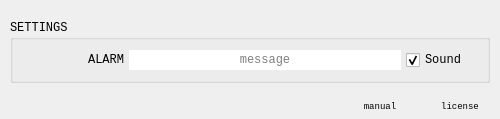
Before: the Qt Designer form timer_watch/timer_watch_settings.ui in EyeOdin/timer_watch, drawn with Qt 5.
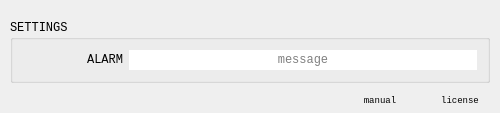
After: the same form once the commit is applied.

The edit to the form file:
```diff
--- a/timer_watch/timer_watch_settings.ui
+++ b/timer_watch/timer_watch_settings.ui
@@ -7,7 +7,7 @@
     <x>0</x>
     <y>0</y>
     <width>500</width>
-    <height>119</height>
+    <height>108</height>
    </rect>
   </property>
   <property name="sizePolicy">
@@ -18,12 +18,12 @@
   </property>
   <property name="font">
    <font>
-    <family>Lucida Console</family>
+    <family>Liberation Mono</family>
    </font>
   </property>
   <layout class="QVBoxLayout" name="imagineboard_settings_layout">
    <property name="spacing">
-    <number>5</number>
+    <number>0</number>
    </property>
    <property name="leftMargin">
     <number>0</number>
@@ -35,7 +35,7 @@
     <number>0</number>
    </property>
    <property name="bottomMargin">
-    <number>5</number>
+    <number>0</number>
    </property>
    <item>
     <widget class="QWidget" name="settings" native="true">
@@ -62,48 +62,17 @@
         </property>
         <layout class="QGridLayout" name="group_settings_layout">
          <property name="leftMargin">
-          <number>1</number>
+          <number>10</number>
          </property>
          <property name="topMargin">
           <number>10</number>
          </property>
          <property name="rightMargin">
-          <number>1</number>
+          <number>10</number>
          </property>
          <property name="bottomMargin">
           <number>10</number>
          </property>
-         <property name="spacing">
-          <number>5</number>
-         </property>
-         <item row="0" column="0">
-          <widget class="QLabel" name="label_alarm">
-           <property name="sizePolicy">
-            <sizepolicy hsizetype="Fixed" vsizetype="Fixed">
-             <horstretch>0</horstretch>
-             <verstretch>0</verstretch>
-            </sizepolicy>
-           </property>
-           <property name="minimumSize">
-            <size>
-             <width>110</width>
-             <height>20</height>
-            </size>
-           </property>
-           <property name="maximumSize">
-            <size>
-             <width>110</width>
-             <height>20</height>
-            </size>
-           </property>
-           <property name="text">
-            <string>ALARM</string>
-           </property>
-           <property name="alignment">
-            <set>Qt::AlignRight|Qt::AlignTrailing|Qt::AlignVCenter</set>
-           </property>
-          </widget>
-         </item>
          <item row="0" column="1">
           <layout class="QHBoxLayout" name="sounds_layout">
            <property name="spacing">
@@ -146,35 +115,29 @@
              </property>
             </widget>
            </item>
-           <item>
-            <widget class="QCheckBox" name="menu_alarm_sound">
-             <property name="sizePolicy">
-              <sizepolicy hsizetype="Ignored" vsizetype="Fixed">
-               <horstretch>0</horstretch>
-               <verstretch>0</verstretch>
-              </sizepolicy>
-             </property>
+          </layout>
+         </item>
+         <item row="0" column="0">
+          <widget class="QLabel" name="label_alarm">
              <property name="minimumSize">
               <size>
-               <width>0</width>
+             <width>100</width>
                <height>20</height>
               </size>
              </property>
              <property name="maximumSize">
               <size>
-               <width>80</width>
+             <width>100</width>
                <height>20</height>
               </size>
              </property>
              <property name="text">
-              <string>Sound</string>
-             </property>
-             <property name="checked">
-              <bool>true</bool>
-             </property>
-            </widget>
-           </item>
-          </layout>
+            <string>ALARM</string>
+           </property>
+           <property name="alignment">
+            <set>Qt::AlignRight|Qt::AlignTrailing|Qt::AlignVCenter</set>
+           </property>
+          </widget>
          </item>
         </layout>
        </widget>
@@ -200,11 +163,17 @@
      <property name="spacing">
       <number>0</number>
      </property>
+     <property name="bottomMargin">
+      <number>5</number>
+     </property>
      <item>
       <spacer name="z_spacer">
        <property name="orientation">
         <enum>Qt::Horizontal</enum>
        </property>
+       <property name="sizeType">
+        <enum>QSizePolicy::Expanding</enum>
+       </property>
        <property name="sizeHint" stdset="0">
         <size>
          <width>0</width>
@@ -235,6 +204,7 @@
        </property>
        <property name="font">
         <font>
+         <family>Liberation Mono</family>
          <pointsize>7</pointsize>
         </font>
        </property>
@@ -271,6 +241,7 @@
        </property>
        <property name="font">
         <font>
+         <family>Liberation Mono</family>
          <pointsize>7</pointsize>
         </font>
        </property>
```
Left out of the diff: 19 changed lines with no effect on the pictures. Lines whose indentation alone changed are shown as unchanged.
